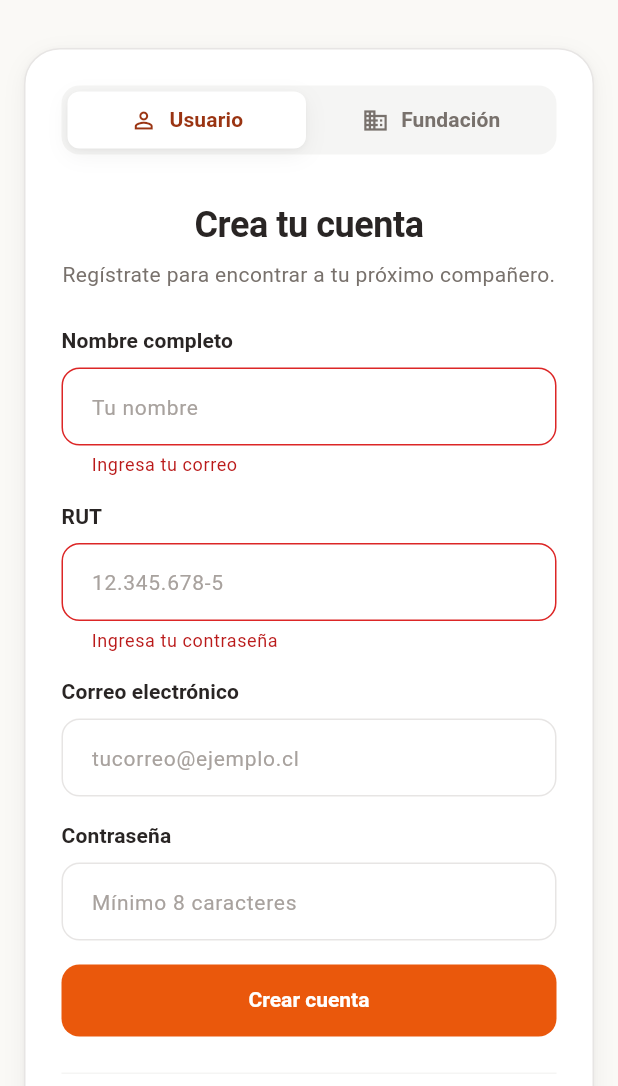
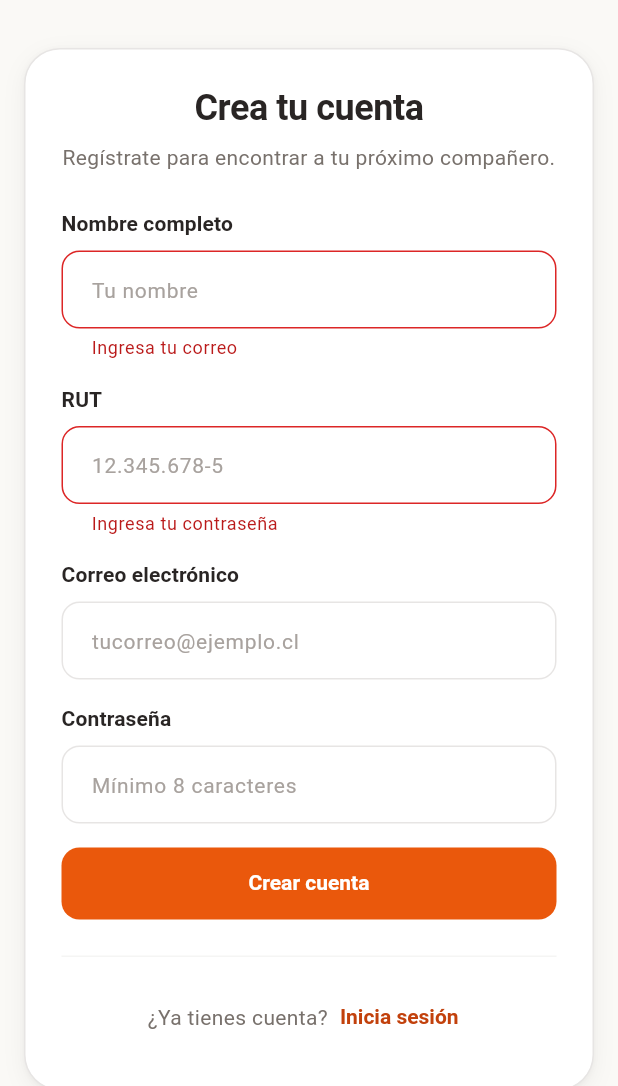
Before and after one commit to sgallardov/Adoptify, a Flutter app: the screen it shows after launch, after a tap on "Iniciar sesión", after a tap on "Regístrate", on a phone screen of 412 x 824 dp, the part 150-1236 px from its top. Run offline on Flutter 3.47's test engine with Material 3 defaults, Android fonts, the phone set to English and light mode, and no system bars; our stand-ins replace flutter_map, flutter_secure_storage, geolocator, go_router, image_picker, latlong2 and 1 more; accounts and stored records are empty.

Commit message:
feat(app): login único sin pestañas y vista de fundación Muy pronto
La app deja un solo formulario de login: no manda account_type y el
backend lo acepta opcional (el portal sigue mandando foundation). El
router lleva a cada rol a su vista: adoptante al mapa y fundación o admin
a /fundacion, un placeholder Muy pronto.

```diff
--- a/Fase 2/adoptify_app/lib/app/router.dart
+++ b/Fase 2/adoptify_app/lib/app/router.dart
@@ -4,6 +4,7 @@ import '../features/account/account_screen.dart';
 import '../features/auth/auth_controller.dart';
 import '../features/auth/login_screen.dart';
 import '../features/auth/session_loading_screen.dart';
+import '../features/foundation_home/foundation_home_screen.dart';
 import '../features/foundations/foundations_screen.dart';
 import '../features/map/detail_screen.dart';
 import '../features/map/map_screen.dart';
@@ -15,15 +16,18 @@ import '../shared/widgets/app_shell.dart';
 
 const _loading = '/cargando';
 const _login = '/login';
+const _foundation = '/fundacion';
 
-// Login obligatorio: sin sesión, cualquier ruta lleva al login; con sesión, el login lleva al mapa.
+// Login obligatorio y único: sin sesión, cualquier ruta lleva al login. Con sesión, la vista depende del
+// rol: los adoptantes usan la app normal (mapa y pestañas) y las fundaciones solo su vista /fundacion.
 // Mientras se revisa la sesión guardada se muestra la pantalla de carga. Se vuelve a evaluar cada vez
 // que cambia la sesión (iniciar, cerrar o token vencido), gracias a refreshListenable.
 String? sessionRedirect(AuthController auth, String location) {
   if (auth.loading) return location == _loading ? null : _loading;
-  final loggedIn = auth.user != null;
-  if (!loggedIn) return location == _login ? null : _login;
-  if (location == _login || location == _loading) return '/mapa';
+  final user = auth.user;
+  if (user == null) return location == _login ? null : _login;
+  if (user.isFoundation) return location == _foundation ? null : _foundation;
+  if (location == _login || location == _loading || location == _foundation) return '/mapa';
   return null;
 }
 
@@ -56,6 +60,8 @@ GoRouter createAppRouter(AuthController auth) => GoRouter(
     ),
     // Primera pantalla sin sesión (login obligatorio)
     GoRoute(path: _login, builder: (context, state) => const LoginScreen()),
+    // Única vista de las cuentas de fundación (y admin) en la app
+    GoRoute(path: _foundation, builder: (context, state) => const FoundationHomeScreen()),
     // Fuera de la barra inferior: pantallas completas con botón para volver
     // Se abre con el botón "Reportar mascota" del mapa
     GoRoute(path: '/reportar', builder: (context, state) => const ReportScreen()),
--- a/Fase 2/adoptify_app/lib/features/auth/auth_controller.dart
+++ b/Fase 2/adoptify_app/lib/features/auth/auth_controller.dart
@@ -34,8 +34,8 @@ class AuthController extends ChangeNotifier {
     notifyListeners();
   }
 
-  Future<AppUser> signIn(String email, String password, AccountType accountType) async {
-    await _service.login(email, password, accountType);
+  Future<AppUser> signIn(String email, String password) async {
+    await _service.login(email, password);
     final me = await _service.fetchMe();
     _user = me;
     notifyListeners();
@@ -44,7 +44,7 @@ class AuthController extends ChangeNotifier {
 
   Future<AppUser> signUp(String email, String rut, String password, String fullName) async {
     await _service.register(email, rut, password, fullName);
-    return signIn(email, password, AccountType.user);
+    return signIn(email, password);
   }
 
   Future<void> signOut() async {
--- a/Fase 2/adoptify_app/lib/features/auth/login_screen.dart
+++ b/Fase 2/adoptify_app/lib/features/auth/login_screen.dart
@@ -1,14 +1,13 @@
 import 'package:flutter/material.dart';
-import 'package:go_router/go_router.dart';
 
 import '../../app/theme.dart';
 import '../../core/api_client.dart';
 import '../../shared/widgets/adoptify_logo.dart';
 import '../../shared/widgets/message_box.dart';
 import 'auth_controller.dart';
-import 'auth_service.dart';
 
-// Inicio de sesión con pestañas Usuario / Fundación, igual que el login del portal
+// Inicio de sesión único: adoptantes y fundaciones entran por el mismo formulario.
+// Después, el router muestra la vista que corresponde al rol (ver sessionRedirect en router.dart).
 class LoginScreen extends StatefulWidget {
   const LoginScreen({super.key});
 
@@ -23,12 +22,11 @@ class _LoginScreenState extends State<LoginScreen> {
   final _email = TextEditingController();
   final _password = TextEditingController();
 
-  AccountType _tab = AccountType.user;
   bool _registering = false;
   bool _submitting = false;
   String? _error;
 
-  bool get _isRegister => _tab == AccountType.user && _registering;
+  bool get _isRegister => _registering;
 
   @override
   void dispose() {
@@ -37,14 +35,6 @@ class _LoginScreenState extends State<LoginScreen> {
     _email.dispose();
     _password.dispose();
     super.dispose();
-  }
-
-  void _changeTab(AccountType next) {
-    setState(() {
-      _tab = next;
-      _registering = false;
-      _error = null;
-    });
   }
 
   void _toggleRegister() {
@@ -67,11 +57,9 @@ class _LoginScreenState extends State<LoginScreen> {
       if (_isRegister) {
         await auth.signUp(email, _rut.text.trim(), _password.text, _fullName.text.trim());
       } else {
-        await auth.signIn(email, _password.text, _tab);
+        await auth.signIn(email, _password.text);
       }
-      if (!mounted) return;
-      // Con la sesión iniciada, la app abre en el mapa
-      context.go('/mapa');
+      // Con la sesión iniciada, el router lleva al mapa o a la vista de fundación según el rol
     } catch (error) {
       if (!mounted) return;
       setState(() {
@@ -84,17 +72,10 @@ class _LoginScreenState extends State<LoginScreen> {
   @override
   Widget build(BuildContext context) {
     final textTheme = Theme.of(context).textTheme;
-    final isUser = _tab == AccountType.user;
-    final title = _isRegister
-        ? 'Crea tu cuenta'
-        : isUser
-        ? 'Hola de nuevo'
-        : 'Portal de fundaciones';
+    final title = _isRegister ? 'Crea tu cuenta' : 'Hola de nuevo';
     final description = _isRegister
         ? 'Regístrate para encontrar a tu próximo compañero.'
-        : isUser
-        ? 'Inicia sesión para encontrar a tu próximo compañero.'
-        : 'Inicia sesión para gestionar a tus rescatados.';
+        : 'Inicia sesión para encontrar a tu próximo compañero.';
 
     return Scaffold(
       appBar: AppBar(),
@@ -122,8 +103,6 @@ class _LoginScreenState extends State<LoginScreen> {
                       child: Column(
                         crossAxisAlignment: CrossAxisAlignment.stretch,
                         children: [
-                          _AccountTabs(selected: _tab, onChanged: _changeTab),
-                          const SizedBox(height: AdoptifySpacing.xxl),
                           Text(title, style: textTheme.headlineSmall, textAlign: TextAlign.center),
                           const SizedBox(height: AdoptifySpacing.sm),
                           Text(
@@ -154,7 +133,7 @@ class _LoginScreenState extends State<LoginScreen> {
                           _Field(
                             label: 'Correo electrónico',
                             controller: _email,
-                            hint: isUser ? 'tucorreo@ejemplo.cl' : 'contacto@fundacion.cl',
+                            hint: 'tucorreo@ejemplo.cl',
                             keyboardType: TextInputType.emailAddress,
                             autofillHints: const [AutofillHints.email],
                             validator: (value) {
@@ -206,68 +185,11 @@ class _LoginScreenState extends State<LoginScreen> {
                           const SizedBox(height: AdoptifySpacing.xl),
                           Divider(color: context.colors.muted),
                           const SizedBox(height: AdoptifySpacing.lg),
-                          _Footer(isUser: isUser, isRegister: _isRegister, onToggle: _toggleRegister),
+                          _Footer(isRegister: _isRegister, onToggle: _toggleRegister),
                         ],
                       ),
                     ),
                   ),
-                ],
-              ),
-            ),
-          ),
-        ),
-      ),
-    );
-  }
-}
-
-class _AccountTabs extends StatelessWidget {
-  const _AccountTabs({required this.selected, required this.onChanged});
-
-  final AccountType selected;
-  final ValueChanged<AccountType> onChanged;
-
-  @override
-  Widget build(BuildContext context) {
-    final labelStyle = Theme.of(context).textTheme.labelLarge;
-    return Container(
-      padding: const EdgeInsets.all(AdoptifySpacing.xs),
-      decoration: BoxDecoration(color: context.colors.muted, borderRadius: BorderRadius.circular(AdoptifyRadius.md)),
-      child: Row(
-        children: [
-          _tab(context, AccountType.user, 'Usuario', Icons.person_outline, labelStyle),
-          const SizedBox(width: AdoptifySpacing.xs),
-          _tab(context, AccountType.foundation, 'Fundación', Icons.business_outlined, labelStyle),
-        ],
-      ),
-    );
-  }
-
-  Widget _tab(BuildContext context, AccountType type, String label, IconData icon, TextStyle? labelStyle) {
-    final active = selected == type;
-    final color = active ? context.colors.primaryText : context.colors.textMuted;
-    return Expanded(
-      child: Semantics(
-        selected: active,
-        button: true,
-        child: AnimatedContainer(
-          duration: const Duration(milliseconds: 150),
-          decoration: BoxDecoration(
-            color: active ? context.colors.surface : Colors.transparent,
-            borderRadius: BorderRadius.circular(AdoptifyRadius.sm),
-            boxShadow: active ? AdoptifyShadows.soft : null,
-          ),
-          child: InkWell(
-            borderRadius: BorderRadius.circular(AdoptifyRadius.sm),
-            onTap: () => onChanged(type),
-            child: Padding(
-              padding: const EdgeInsets.symmetric(vertical: 10),
-              child: Row(
-                mainAxisAlignment: MainAxisAlignment.center,
-                children: [
-                  Icon(icon, size: 18, color: color),
-                  const SizedBox(width: AdoptifySpacing.sm),
-                  Text(label, style: labelStyle?.copyWith(color: color)),
                 ],
               ),
             ),
@@ -328,22 +250,14 @@ class _Field extends StatelessWidget {
 }
 
 class _Footer extends StatelessWidget {
-  const _Footer({required this.isUser, required this.isRegister, required this.onToggle});
+  const _Footer({required this.isRegister, required this.onToggle});
 
-  final bool isUser;
   final bool isRegister;
   final VoidCallback onToggle;
 
   @override
   Widget build(BuildContext context) {
     final muted = Theme.of(context).textTheme.bodyMedium?.copyWith(color: context.colors.textMuted);
-    if (!isUser) {
-      return Text(
-        'Las cuentas de fundación las crea el equipo de Adoptify.',
-        style: muted,
-        textAlign: TextAlign.center,
-      );
-    }
     return Wrap(
       alignment: WrapAlignment.center,
       crossAxisAlignment: WrapCrossAlignment.center,
```
Also changed, not shown: Fase 2/adoptify_app/lib/features/auth/auth_service.dart (+7 -9 lines), Fase 2/adoptify_app/lib/features/foundation_home/foundation_home_screen.dart (added, +64 -0 lines), 7 other files.
